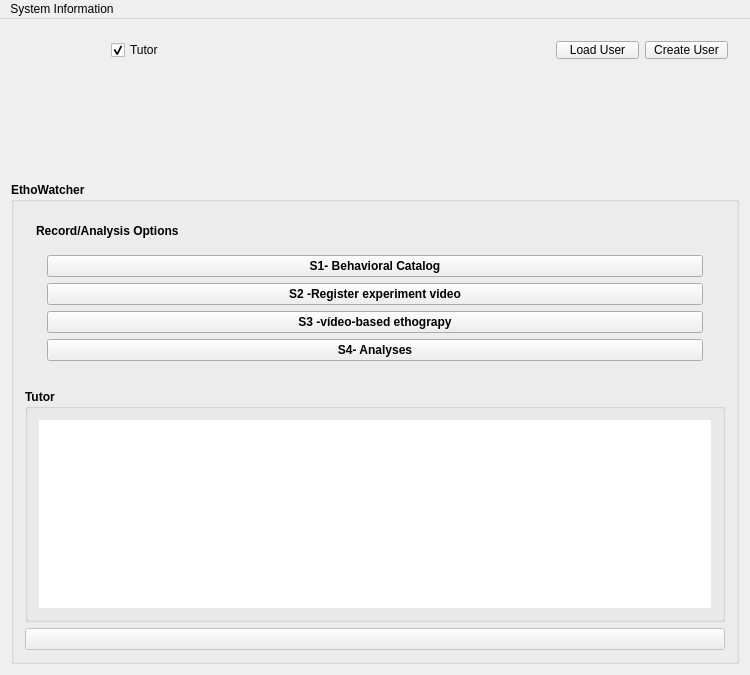
First picture: the form in src/ethowatcherinpi.ui, repository EthoWatcher/ethowatcher, before the edit.
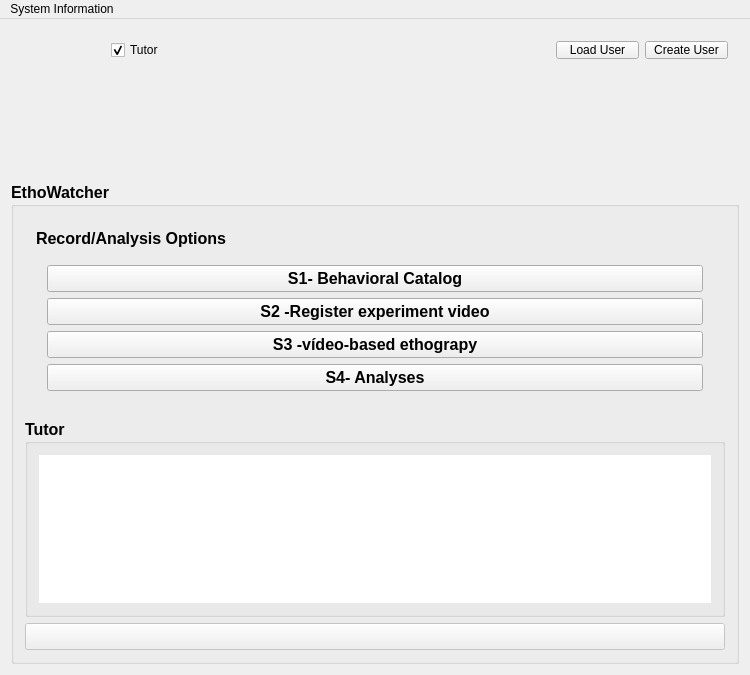
Second picture: the form after the edit. Icons and pictures are not drawn.

Commit message: arrumado a interface principal do ethowatcherinpi

What changed in the file:
```diff
--- a/src/ethowatcherinpi.ui
+++ b/src/ethowatcherinpi.ui
@@ -116,6 +116,7 @@
      <widget class="QGroupBox" name="grpConfiguracoes">
       <property name="font">
        <font>
+        <pointsize>12</pointsize>
         <weight>75</weight>
         <bold>true</bold>
        </font>
@@ -306,6 +307,19 @@
          </widget>
         </widget>
        </item>
+       <item>
+        <spacer name="verticalSpacer">
+         <property name="orientation">
+          <enum>Qt::Vertical</enum>
+         </property>
+         <property name="sizeHint" stdset="0">
+          <size>
+           <width>20</width>
+           <height>40</height>
+          </size>
+         </property>
+        </spacer>
+       </item>
        <item>
         <widget class="QGroupBox" name="grpTutor">
          <property name="font">
@@ -336,8 +350,8 @@
              <string>&lt;!DOCTYPE HTML PUBLIC &quot;-//W3C//DTD HTML 4.0//EN&quot; &quot;http://www.w3.org/TR/REC-html40/strict.dtd&quot;&gt;
 &lt;html&gt;&lt;head&gt;&lt;meta name=&quot;qrichtext&quot; content=&quot;1&quot; /&gt;&lt;style type=&quot;text/css&quot;&gt;
 p, li { white-space: pre-wrap; }
-&lt;/style&gt;&lt;/head&gt;&lt;body style=&quot; font-family:'MS Shell Dlg 2'; font-size:8.25pt; font-weight:400; font-style:normal;&quot;&gt;
-&lt;p style=&quot;-qt-paragraph-type:empty; margin-top:0px; margin-bottom:0px; margin-left:0px; margin-right:0px; -qt-block-indent:0; text-indent:0px; font-weight:600;&quot;&gt;&lt;br /&gt;&lt;/p&gt;&lt;/body&gt;&lt;/html&gt;</string>
+&lt;/style&gt;&lt;/head&gt;&lt;body style=&quot; font-family:'MS Shell Dlg 2'; font-size:12pt; font-weight:400; font-style:normal;&quot;&gt;
+&lt;p style=&quot;-qt-paragraph-type:empty; margin-top:0px; margin-bottom:0px; margin-left:0px; margin-right:0px; -qt-block-indent:0; text-indent:0px; font-size:8.25pt; font-weight:600;&quot;&gt;&lt;br /&gt;&lt;/p&gt;&lt;/body&gt;&lt;/html&gt;</string>
             </property>
             <property name="placeholderText">
              <string/>
```
The commit also changes 2 other files.
